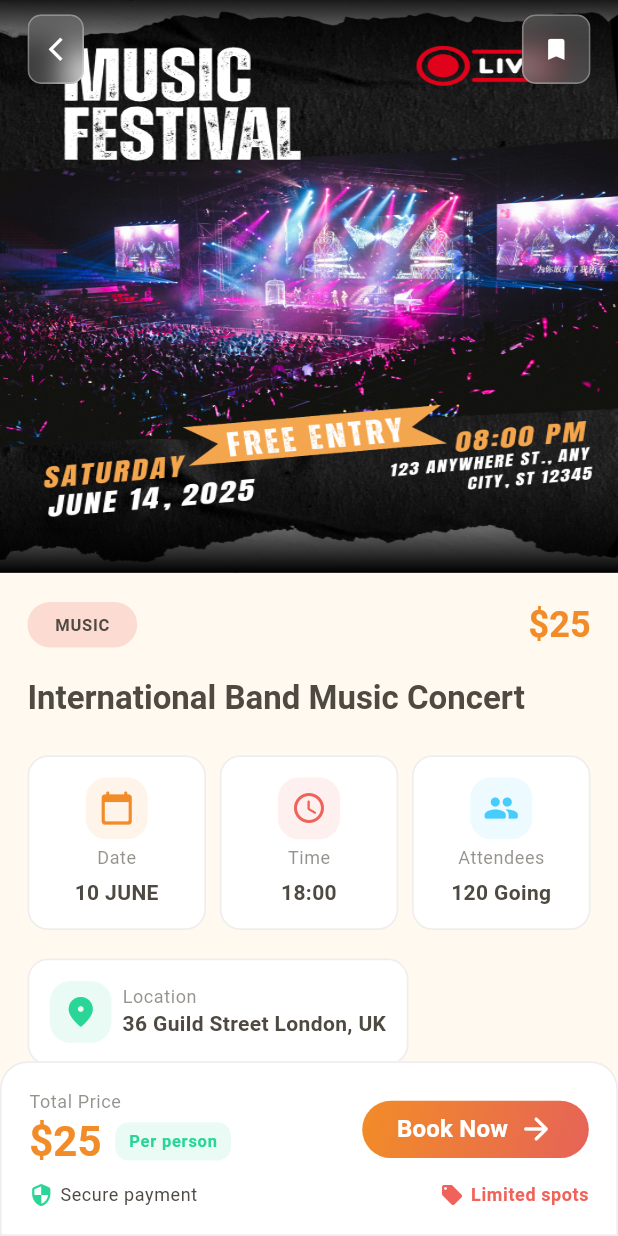
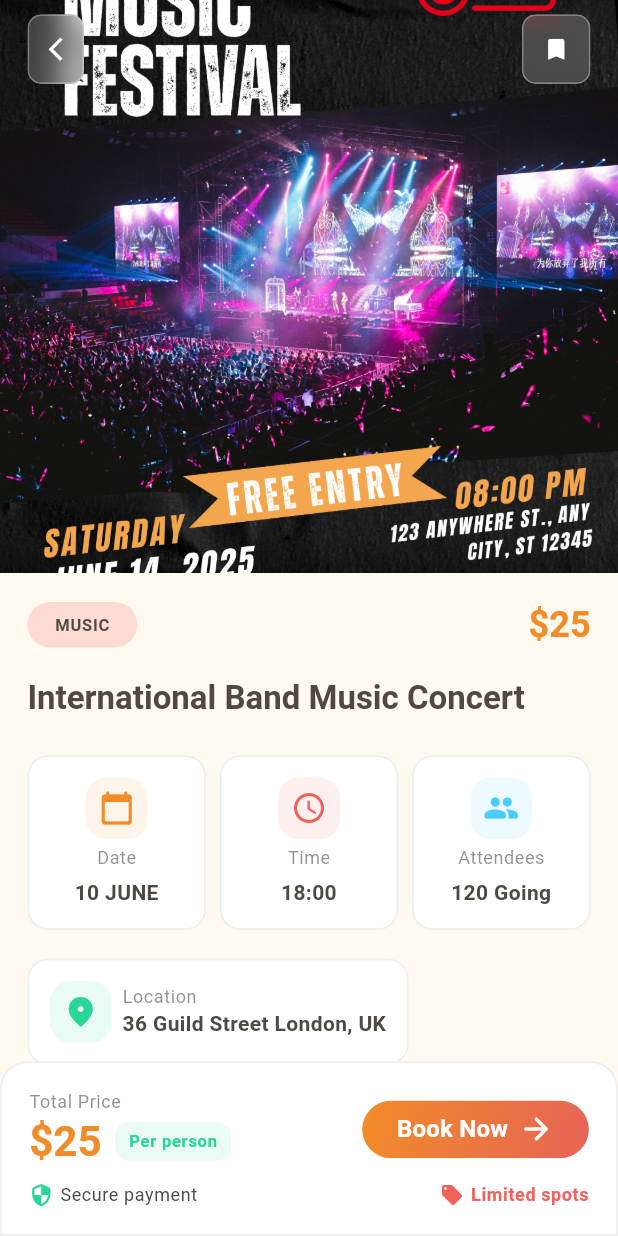
Before and after one commit to srgjo27/event_booking, a Flutter app: the MainView screen opened by its route, after a tap on "10", on a phone screen of 412 x 824 dp. Run offline on Flutter 3.47's test engine with Material 3 defaults, Android fonts, the phone set to English and light mode, and no system bars; our stand-ins replace firebase_core, firebase_messaging, flutter_map, flutter_screenutil, flutter_svg, latlong2 and 4 more; accounts and stored records are empty; statements that could not run were skipped.

Commit message:
chore: clean code event, profile and main

```diff
--- a/lib/ui/views/events/event_detail/event_detail_viewmodel.dart
+++ b/lib/ui/views/events/event_detail/event_detail_viewmodel.dart
@@ -1,5 +1,6 @@
 import 'package:event_booking/app/app.locator.dart';
 import 'package:event_booking/models/event_models.dart';
+import 'package:event_booking/utils/format_helpers.dart';
 import 'package:stacked/stacked.dart';
 import 'package:stacked_services/stacked_services.dart';
 
@@ -40,17 +41,8 @@ class EventDetailViewModel extends BaseViewModel {
     });
   }
 
-  String formatPrice(double price) {
-    if (price == 0) {
-      return 'Free';
-    }
-    return '\$${price.toStringAsFixed(0)}';
-  }
+  String formatPrice(double price) => FormatHelpers.formatPrice(price);
 
-  String formatAttendeesCount(int count) {
-    if (count >= 1000) {
-      return '${(count / 1000).toStringAsFixed(0)}K+ Going';
-    }
-    return '$count Going';
-  }
+  String formatAttendeesCount(int count) =>
+      FormatHelpers.formatAttendeesCount(count);
 }
--- a/lib/ui/views/events/event_detail/widgets/event_detail_app_bar.dart
+++ b/lib/ui/views/events/event_detail/widgets/event_detail_app_bar.dart
@@ -54,7 +54,10 @@ class EventDetailAppBar extends StatelessWidget {
             Hero(
               tag: 'event_image_${event.id}',
               child: hasValidImage
-                  ? Image.asset(event.imageUrl!, fit: BoxFit.fill)
+                  ? Image.asset(
+                      event.imageUrl!,
+                      fit: BoxFit.cover,
+                    )
                   : _buildEventPlaceholder(),
             ),
           ],
--- a/lib/ui/views/events/event_detail/widgets/event_detail_booking_bar.dart
+++ b/lib/ui/views/events/event_detail/widgets/event_detail_booking_bar.dart
@@ -1,5 +1,6 @@
 import 'package:event_booking/ui/common/app_colors.dart';
 import 'package:event_booking/ui/views/events/event_detail/event_detail_viewmodel.dart';
+import 'package:event_booking/utils/format_helpers.dart';
 import 'package:flutter/material.dart';
 import 'package:flutter_screenutil/flutter_screenutil.dart';
 
@@ -10,13 +11,6 @@ class EventDetailBookingBar extends StatelessWidget {
     Key? key,
     required this.viewModel,
   }) : super(key: key);
-
-  String _formatPrice(double price) {
-    if (price == 0) {
-      return 'FREE';
-    }
-    return '\$${price.toStringAsFixed(0)}';
-  }
 
   @override
   Widget build(BuildContext context) {
@@ -53,7 +47,7 @@ class EventDetailBookingBar extends StatelessWidget {
                         Row(
                           children: [
                             Text(
-                              _formatPrice(event.price),
+                              FormatHelpers.formatPrice(event.price),
                               style: Theme.of(context)
                                   .textTheme
                                   .headlineMedium
--- a/lib/ui/views/events/events_viewmodel.dart
+++ b/lib/ui/views/events/events_viewmodel.dart
@@ -2,6 +2,7 @@ import 'package:event_booking/app/app.locator.dart';
 import 'package:event_booking/app/app.router.dart';
 import 'package:event_booking/models/event_models.dart';
 import 'package:event_booking/mixins/loading_mixin.dart';
+import 'package:event_booking/ui/common/app_images.dart';
 import 'package:stacked/stacked.dart';
 import 'package:stacked_services/stacked_services.dart';
 
@@ -98,7 +99,7 @@ class EventsViewModel extends BaseViewModel with LoadingMixin {
         day: '15',
         time: '18:00',
         attendeesCount: 120,
-        imageUrl: 'assets/images/event_music.jpg',
+        imageUrl: AppImages.imgIllustrationMusicEvent,
         category: 'Music',
         price: 25.0,
         isBookmarked: true,
@@ -112,7 +113,7 @@ class EventsViewModel extends BaseViewModel with LoadingMixin {
         day: '30',
         time: '12:00',
         attendeesCount: 85,
-        imageUrl: 'assets/images/event_food.jpg',
+        imageUrl: null,
         category: 'Food',
         price: 15.0,
         isBookmarked: false,
@@ -126,7 +127,7 @@ class EventsViewModel extends BaseViewModel with LoadingMixin {
         day: '05',
         time: '10:00',
         attendeesCount: 45,
-        imageUrl: 'assets/images/event_art.jpg',
+        imageUrl: null,
         category: 'Art',
         price: 0.0,
         isBookmarked: true,
@@ -140,7 +141,7 @@ class EventsViewModel extends BaseViewModel with LoadingMixin {
         day: '20',
         time: '15:30',
         attendeesCount: 500,
-        imageUrl: 'assets/images/event_sports.jpg',
+        imageUrl: null,
         category: 'Sports',
         price: 35.0,
         isBookmarked: false,
@@ -154,7 +155,7 @@ class EventsViewModel extends BaseViewModel with LoadingMixin {
         day: '28',
         time: '20:00',
         attendeesCount: 80,
-        imageUrl: 'assets/images/event_jazz.jpg',
+        imageUrl: null,
         category: 'Music',
         price: 30.0,
         isBookmarked: true,
@@ -168,7 +169,7 @@ class EventsViewModel extends BaseViewModel with LoadingMixin {
         day: '10',
         time: '09:00',
         attendeesCount: 250,
-        imageUrl: 'assets/images/event_tech.jpg',
+        imageUrl: null,
         category: 'Technology',
         price: 50.0,
         isBookmarked: false,
@@ -198,12 +199,10 @@ class EventsViewModel extends BaseViewModel with LoadingMixin {
           _pastEvents.add(event);
         }
       } catch (e) {
-        // If date parsing fails, add to past events as fallback
         _pastEvents.add(event);
       }
     }
 
-    // Sort events by date
     _nowEvents.sort((a, b) => a.time.compareTo(b.time));
     _upcomingEvents.sort((a, b) => a.eventDate.compareTo(b.eventDate));
     _pastEvents.sort((a, b) => b.eventDate.compareTo(a.eventDate));
--- a/lib/ui/views/events/widgets/event_card_shimmer.dart
+++ b/lib/ui/views/events/widgets/event_card_shimmer.dart
@@ -126,7 +126,7 @@ class _EventCardShimmerState extends State<EventCardShimmer>
                 Colors.grey.shade100,
                 Colors.grey.shade200,
               ],
-              stops: [
+              stops: const [
                 0.0,
                 0.5,
                 1.0,
--- a/lib/ui/views/profile/profile_view.dart
+++ b/lib/ui/views/profile/profile_view.dart
@@ -1,7 +1,6 @@
 import 'package:event_booking/ui/views/profile/profile_viewmodel.dart';
 import 'package:event_booking/ui/views/profile/widgets/widgets.dart';
 import 'package:flutter/material.dart';
-import 'package:flutter_screenutil/flutter_screenutil.dart';
 import 'package:stacked/stacked.dart';
 
 class ProfileView extends StackedView<ProfileViewmodel> {
@@ -21,7 +20,6 @@ class ProfileView extends StackedView<ProfileViewmodel> {
             ProfileInfoCard(viewModel: viewModel),
             ProfileStatsCard(viewModel: viewModel),
             ProfileMenuCard(viewModel: viewModel),
-            SizedBox(height: 16.h),
           ],
         ),
       ),
--- a/lib/ui/views/profile/widgets/profile_header.dart
+++ b/lib/ui/views/profile/widgets/profile_header.dart
@@ -33,12 +33,12 @@ class ProfileHeader extends StatelessWidget {
             SizedBox(height: 16.h),
             Text(
               'Profile',
-              style: Theme.of(context).textTheme.titleLarge?.copyWith(
-                    color: Colors.white,
-                    fontWeight: FontWeight.bold,
-                  ),
+              style: Theme.of(context)
+                  .textTheme
+                  .titleLarge
+                  ?.copyWith(color: Colors.white, fontWeight: FontWeight.bold),
             ),
-            SizedBox(height: 32.h),
+            SizedBox(height: 40.h),
           ],
         ),
       ),
--- a/lib/ui/views/profile/widgets/profile_info_card.dart
+++ b/lib/ui/views/profile/widgets/profile_info_card.dart
@@ -29,17 +29,10 @@ class ProfileInfoCard extends StatelessWidget {
 
   Widget _buildProfilePicture() {
     return Container(
-      padding: EdgeInsets.all(4.w),
+      padding: EdgeInsets.all(2.w),
       decoration: BoxDecoration(
         color: Colors.white,
         borderRadius: BorderRadius.circular(60.r),
-        boxShadow: [
-          BoxShadow(
-            color: Colors.black.withAlpha(25),
-            blurRadius: 1,
-            offset: const Offset(0, 1),
-          ),
-        ],
       ),
       child: CircleAvatar(
         radius: 50.r,
@@ -63,7 +56,6 @@ class ProfileInfoCard extends StatelessWidget {
             fontWeight: FontWeight.bold,
           ),
         ),
-        SizedBox(height: 4.h),
         Text(
           viewModel.userEmail,
           style: TextStyle(
@@ -71,7 +63,6 @@ class ProfileInfoCard extends StatelessWidget {
             color: AppColors.text.withAlpha(153),
           ),
         ),
-        SizedBox(height: 8.h),
         Text(
           viewModel.userPhone,
           style: TextStyle(
@@ -89,14 +80,11 @@ class ProfileInfoCard extends StatelessWidget {
       style: ElevatedButton.styleFrom(
         backgroundColor: AppColors.primary,
         foregroundColor: Colors.white,
-        padding: EdgeInsets.symmetric(
-          horizontal: 24.w,
-          vertical: 10.h,
+        padding: EdgeInsets.symmetric(horizontal: 16.w),
+        shape: RoundedRectangleBorder(
+          borderRadius: BorderRadius.circular(36.r),
         ),
-        shape: RoundedRectangleBorder(
-          borderRadius: BorderRadius.circular(32.r),
-        ),
-        elevation: 1,
+        elevation: 0,
       ),
       child: Text(
         'Edit Profile',
--- a/lib/ui/views/profile/widgets/profile_menu_card.dart
+++ b/lib/ui/views/profile/widgets/profile_menu_card.dart
@@ -18,13 +18,7 @@ class ProfileMenuCard extends StatelessWidget {
       decoration: BoxDecoration(
         color: Colors.white,
         borderRadius: BorderRadius.circular(12.r),
-        boxShadow: [
-          BoxShadow(
-            color: Colors.black.withAlpha(25),
-            blurRadius: 1,
-            offset: const Offset(0, 1),
-          ),
-        ],
+        border: Border.all(color: Colors.grey.shade100, width: 1.w),
       ),
       child: Column(
         children: [
--- a/lib/ui/views/profile/widgets/profile_stats_card.dart
+++ b/lib/ui/views/profile/widgets/profile_stats_card.dart
@@ -21,13 +21,7 @@ class ProfileStatsCard extends StatelessWidget {
         decoration: BoxDecoration(
           color: Colors.white,
           borderRadius: BorderRadius.circular(12.r),
-          boxShadow: [
-            BoxShadow(
-              color: Colors.black.withAlpha(25),
-              blurRadius: 1,
-              offset: const Offset(0, 1),
-            ),
-          ],
+          border: Border.all(color: Colors.grey.shade100, width: 1.w),
         ),
         child: Row(
           children: [
--- /dev/null
+++ b/lib/utils/format_helpers.dart
@@ -0,0 +1,17 @@
+class FormatHelpers {
+  /// Formats price value. Returns 'Free' for 0, otherwise returns formatted price
+  static String formatPrice(double price) {
+    if (price == 0) {
+      return 'Free';
+    }
+    return '\$${price.toStringAsFixed(0)}';
+  }
+
+  /// Formats attendees count. Returns 'XK+ Going' for 1000+, otherwise 'X Going'
+  static String formatAttendeesCount(int count) {
+    if (count >= 1000) {
+      return '${(count / 1000).toStringAsFixed(0)}K+ Going';
+    }
+    return '$count Going';
+  }
+}
```
Also changed, not shown: lib/main_development.dart (+44 -4 lines), lib/main_production.dart (+44 -4 lines), lib/main_staging.dart (+44 -4 lines), lib/ui/views/events/widgets/event_card_widget.dart (+21 -28 lines).
